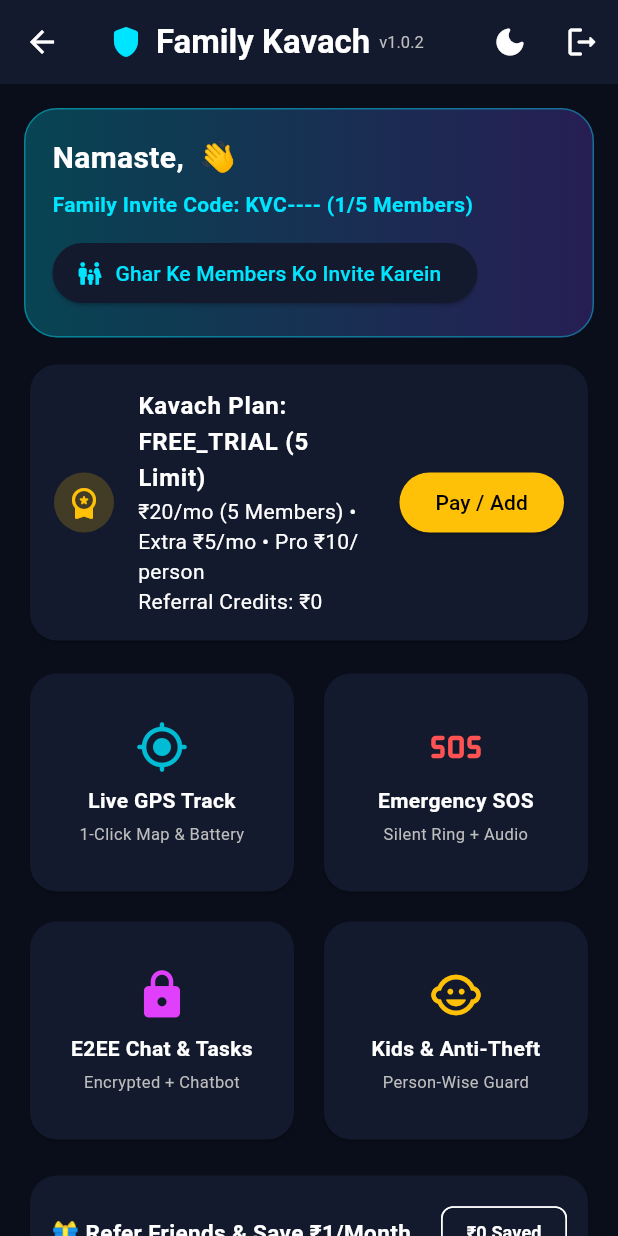
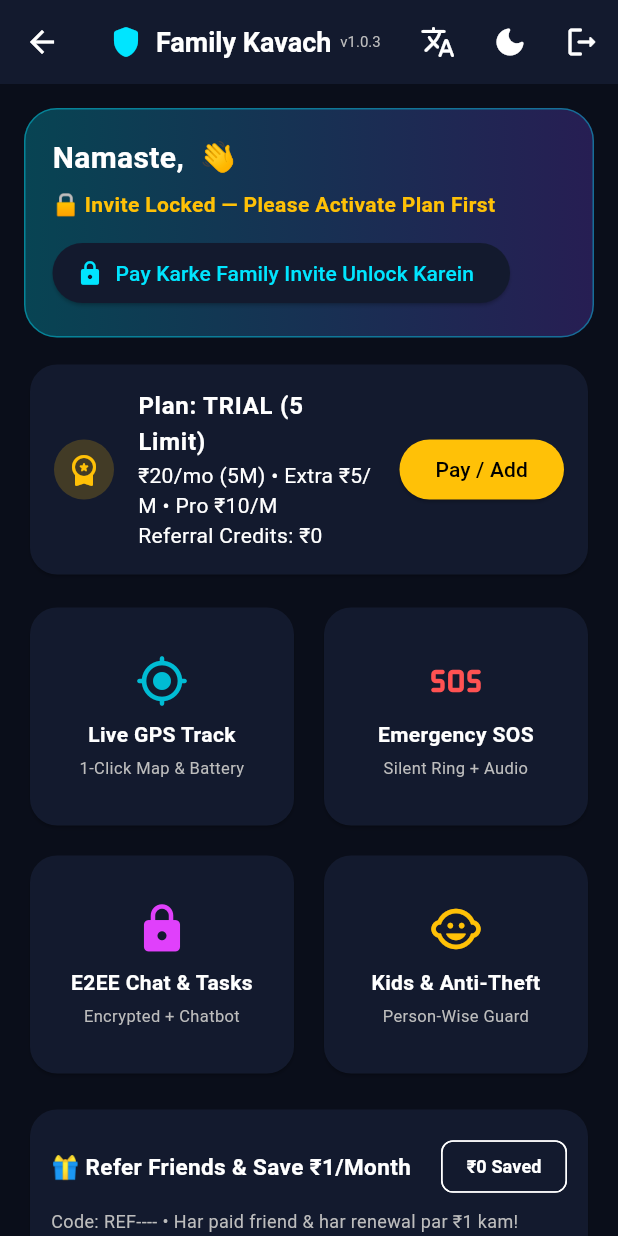
Before and after one commit to eyeqom-blip/kavach-app, a Flutter app: the DashboardScreen screen opened directly with empty values, on a phone screen of 412 x 824 dp. Run offline on Flutter 3.47's test engine with Material 3 defaults, Android fonts, the phone set to English and light mode, and no system bars; our stand-ins replace audioplayers, battery_plus, camera, device_info_plus, flutter_map, geolocator and 5 more; missing offline and left inert: encrypt; accounts and stored records are empty; network calls fail.

Commit message:
Phase 5 Final: Paid Invite Lock + Shield Icon + Multi-Language + SafeArea

```diff
--- a/lib/main.dart
+++ b/lib/main.dart
@@ -13,7 +13,8 @@ import 'screens/chat_tasks_screen.dart';
 import 'screens/kids_antitheft_screen.dart';
 
 const String BASE_URL = 'https://kavach-backend-8hjz.onrender.com';
-const String APP_VERSION = '1.0.2';
+const String SITE_URL = 'https://eyeqom-blip.github.io/kavach-releases/';
+const String APP_VERSION = '1.0.3';
 
 void main() {
   runApp(const FamilyKavachApp());
@@ -315,10 +316,11 @@ class _DashboardScreenState extends State<DashboardScreen> {
   String _name = '';
   String _inviteCode = '';
   String _referralCode = '';
+  String _lang = 'HG'; // HG = Hinglish, HI = Hindi, EN = English
   int _discountCredits = 0;
   int _maxMembers = 5;
   int _currentMembers = 1;
-  String _planStatus = 'FREE_TRIAL';
+  String _planStatus = 'TRIAL';
   List<dynamic> _referredFriends = [];
   Map<String, dynamic> _config = {};
 
@@ -328,14 +330,27 @@ class _DashboardScreenState extends State<DashboardScreen> {
     _initDashboard();
   }
 
+  String _t(String hg, String hi, String en) {
+    if (_lang == 'HI') return hi;
+    if (_lang == 'EN') return en;
+    return hg;
+  }
+
   Future<void> _initDashboard() async {
     final prefs = await SharedPreferences.getInstance();
     setState(() {
       _name = prefs.getString('user_name') ?? 'Member';
       _inviteCode = prefs.getString('invite_code') ?? 'KVC----';
       _referralCode = prefs.getString('referral_code') ?? 'REF----';
+      _lang = prefs.getString('app_lang') ?? 'HG';
     });
     _fetchConfigAndStatus();
+  }
+
+  Future<void> _setLang(String lang) async {
+    final prefs = await SharedPreferences.getInstance();
+    await prefs.setString('app_lang', lang);
+    setState(() => _lang = lang);
   }
 
   bool _isNewerVersion(String latest, String current) {
@@ -433,35 +448,58 @@ class _DashboardScreenState extends State<DashboardScreen> {
         title: const Row(children: [Icon(Icons.campaign_rounded, color: Colors.amber), SizedBox(width: 8), Text('Kavach Update')]),
         content: Text(announcement),
         actions: [
-          TextButton(
-            onPressed: () {
-              Navigator.pop(ctx);
-              _shareAppToFriends();
-            },
-            child: const Text('Refer & Earn ₹1'),
-          ),
+          TextButton(onPressed: () { Navigator.pop(ctx); _shareAppToFriends(); }, child: const Text('Refer & Earn ₹1')),
           ElevatedButton(onPressed: () => Navigator.pop(ctx), child: const Text('OK')),
         ],
       ),
     );
   }
 
+  // PAID-ONLY FAMILY INVITE LOCK!
   void _shareWithFamily() {
-    final link = _config['update_url'] ?? 'https://github.com/eyeqom-blip/kavach-releases/releases';
+    if (_planStatus != 'ACTIVE') {
+      showDialog(
+        context: context,
+        builder: (ctx) => AlertDialog(
+          shape: RoundedRectangleBorder(borderRadius: BorderRadius.circular(20)),
+          title: const Row(children: [Icon(Icons.lock_rounded, color: Colors.amber), SizedBox(width: 8), Text('Payment Required')]),
+          content: Text(
+            _t(
+              'Ghar ke members ko invite code bhejne se pehle please ₹20/month ya ₹80/6-months ka Kavach Plan pay karke approve karwayein!',
+              'परिवार के सदस्यों को जोड़ने से पहले कृपया ₹20/माह या ₹80/6-माह का कवच प्लान भुगतान करके सक्रिय करें!',
+              'Please pay and activate your Kavach Plan (₹20/mo or ₹80/6mo) before inviting family members.',
+            ),
+          ),
+          actions: [
+            TextButton(onPressed: () => Navigator.pop(ctx), child: const Text('Cancel')),
+            ElevatedButton(
+              style: ElevatedButton.styleFrom(backgroundColor: Colors.amber, foregroundColor: Colors.black),
+              onPressed: () async {
+                Navigator.pop(ctx);
+                await Navigator.push(context, MaterialPageRoute(builder: (_) => PaymentScreen(baseUrl: BASE_URL, config: _config, discountCredits: _discountCredits)));
+                _fetchConfigAndStatus();
+              },
+              child: const Text('Pay Now 💳'),
+            ),
+          ],
+        ),
+      );
+      return;
+    }
+
     Share.share(
       '🛡️ Ghar ke sabhi log *Family Kavach* install karein aur hamare family circle se judein!\n\n'
       '🔑 Mera Family Invite Code: *$_inviteCode*\n'
-      '📲 App Download: $link',
+      '📲 App Download Website: $SITE_URL',
     );
   }
 
   void _shareAppToFriends() {
-    final link = _config['update_url'] ?? 'https://github.com/eyeqom-blip/kavach-releases/releases';
     Share.share(
       '🛡️ Apne parivar ki 24x7 safety ke liye *Family Kavach* try karein!\n'
       'Live GPS, Silent-Breaking SOS, aur Kids Guard sirf ₹20/mo (5 Members) me.\n\n'
       '🎁 Signup karte waqt mera Referral Code daalein: *$_referralCode*\n'
-      '📲 Download Link:\n$link',
+      '📲 Download Website:\n$SITE_URL',
     );
   }
 
@@ -488,9 +526,7 @@ class _DashboardScreenState extends State<DashboardScreen> {
                           ? null
                           : IconButton(
                               icon: const Icon(Icons.notifications_active_rounded, color: Colors.amber),
-                              onPressed: () => Share.share(
-                                'Namaste ${f['name']}! 🛡️ Apni family ki safety ke liye *Family Kavach* plan activate/renew kar lein (sirf ₹20/month)!',
-                              ),
+                              onPressed: () => Share.share('Namaste ${f['name']}! 🛡️ Apni family ki safety ke liye *Family Kavach* plan activate/renew kar lein (sirf ₹20/month)!'),
                             ),
                     );
                   },
@@ -507,18 +543,28 @@ class _DashboardScreenState extends State<DashboardScreen> {
   @override
   Widget build(BuildContext context) {
     final cs = Theme.of(context).colorScheme;
+    final isPaid = _planStatus == 'ACTIVE';
     return Scaffold(
       appBar: AppBar(
         title: Row(
           children: [
             Icon(Icons.shield_rounded, color: cs.primary),
             const SizedBox(width: 8),
-            const Text('Family Kavach', style: TextStyle(fontWeight: FontWeight.bold)),
+            Text(_t('Family Kavach', 'परिवार कवच', 'Family Kavach'), style: const TextStyle(fontWeight: FontWeight.bold, fontSize: 18)),
             const SizedBox(width: 6),
-            Text('v$APP_VERSION', style: TextStyle(fontSize: 11, color: Colors.grey.shade400)),
+            Text('v$APP_VERSION', style: TextStyle(fontSize: 10, color: Colors.grey.shade400)),
           ],
         ),
         actions: [
+          PopupMenuButton<String>(
+            icon: const Icon(Icons.translate_rounded),
+            onSelected: _setLang,
+            itemBuilder: (_) => const [
+              PopupMenuItem(value: 'HG', child: Text('Hinglish')),
+              PopupMenuItem(value: 'HI', child: Text('हिंदी (Hindi)')),
+              PopupMenuItem(value: 'EN', child: Text('English')),
+            ],
+          ),
           IconButton(icon: Icon(widget.isDark ? Icons.light_mode_rounded : Icons.dark_mode_rounded), onPressed: widget.onToggleTheme),
           IconButton(icon: const Icon(Icons.logout_rounded), onPressed: widget.onLogout),
         ],
@@ -538,15 +584,21 @@ class _DashboardScreenState extends State<DashboardScreen> {
               child: Column(
                 crossAxisAlignment: CrossAxisAlignment.start,
                 children: [
-                  Text('Namaste, $_name 👋', style: const TextStyle(fontSize: 20, fontWeight: FontWeight.bold)),
+                  Text('${_t("Namaste", "नमस्ते", "Hello")}, $_name 👋', style: const TextStyle(fontSize: 20, fontWeight: FontWeight.bold)),
                   const SizedBox(height: 6),
-                  Text('Family Invite Code: $_inviteCode ($_currentMembers/$_maxMembers Members)',
-                      style: TextStyle(color: cs.primary, fontWeight: FontWeight.w600)),
+                  Text(
+                    isPaid ? 'Family Code: $_inviteCode ($_currentMembers/$_maxMembers Members)' : '🔒 Invite Locked — Please Activate Plan First',
+                    style: TextStyle(color: isPaid ? cs.primary : Colors.amber, fontWeight: FontWeight.w600),
+                  ),
                   const SizedBox(height: 12),
                   ElevatedButton.icon(
                     onPressed: _shareWithFamily,
-                    icon: const Icon(Icons.family_restroom_rounded),
-                    label: const Text('Ghar Ke Members Ko Invite Karein'),
+                    icon: Icon(isPaid ? Icons.family_restroom_rounded : Icons.lock_rounded),
+                    label: Text(_t(
+                      isPaid ? 'Ghar Ke Members Ko Invite Karein' : 'Pay Karke Family Invite Unlock Karein',
+                      isPaid ? 'परिवार के सदस्यों को जोड़ें' : 'भुगतान करके इनवाइट अनलॉक करें',
+                      isPaid ? 'Invite Family Members' : 'Unlock Family Invite (Pay)',
+                    )),
                   ),
                 ],
               ),
@@ -557,15 +609,12 @@ class _DashboardScreenState extends State<DashboardScreen> {
               child: ListTile(
                 contentPadding: const EdgeInsets.symmetric(horizontal: 16, vertical: 8),
                 leading: CircleAvatar(backgroundColor: Colors.amber.withOpacity(0.2), child: const Icon(Icons.workspace_premium_rounded, color: Colors.amber)),
-                title: Text('Kavach Plan: $_planStatus ($_maxMembers Limit)', style: const TextStyle(fontWeight: FontWeight.bold)),
-                subtitle: Text('₹20/mo (5 Members) • Extra ₹5/mo • Pro ₹10/person\nReferral Credits: ₹$_discountCredits'),
+                title: Text('Plan: $_planStatus ($_maxMembers Limit)', style: const TextStyle(fontWeight: FontWeight.bold)),
+                subtitle: Text('₹20/mo (5M) • Extra ₹5/M • Pro ₹10/M\nReferral Credits: ₹$_discountCredits'),
                 trailing: ElevatedButton(
                   style: ElevatedButton.styleFrom(backgroundColor: Colors.amber, foregroundColor: Colors.black),
                   onPressed: () async {
-                    await Navigator.push(
-                      context,
-                      MaterialPageRoute(builder: (_) => PaymentScreen(baseUrl: BASE_URL, config: _config, discountCredits: _discountCredits)),
-                    );
+                    await Navigator.push(context, MaterialPageRoute(builder: (_) => PaymentScreen(baseUrl: BASE_URL, config: _config, discountCredits: _discountCredits)));
                     _fetchConfigAndStatus();
                   },
                   child: const Text('Pay / Add'),
@@ -581,13 +630,13 @@ class _DashboardScreenState extends State<DashboardScreen> {
               crossAxisSpacing: 12,
               childAspectRatio: 1.2,
               children: [
-                _featureCard(Icons.my_location_rounded, 'Live GPS Track', '1-Click Map & Battery', Colors.cyan,
+                _featureCard(Icons.my_location_rounded, _t('Live GPS Track', 'लाइव जीपीएस मैप', 'Live GPS Map'), '1-Click Map & Battery', Colors.cyan,
                     () => Navigator.push(context, MaterialPageRoute(builder: (_) => const MapSosScreen(baseUrl: BASE_URL)))),
-                _featureCard(Icons.sos_rounded, 'Emergency SOS', 'Silent Ring + Audio', Colors.redAccent,
+                _featureCard(Icons.sos_rounded, _t('Emergency SOS', 'आपातकालीन SOS', 'Emergency SOS'), 'Silent Ring + Audio', Colors.redAccent,
                     () => Navigator.push(context, MaterialPageRoute(builder: (_) => const MapSosScreen(baseUrl: BASE_URL, openSosTab: true)))),
-                _featureCard(Icons.lock_rounded, 'E2EE Chat & Tasks', 'Encrypted + Chatbot', Colors.purpleAccent,
+                _featureCard(Icons.lock_rounded, _t('E2EE Chat & Tasks', 'सुरक्षित चैट व कार्य', 'Encrypted Chat'), 'Encrypted + Chatbot', Colors.purpleAccent,
                     () => Navigator.push(context, MaterialPageRoute(builder: (_) => const ChatTasksScreen(baseUrl: BASE_URL)))),
-                _featureCard(Icons.child_care_rounded, 'Kids & Anti-Theft', 'Person-Wise Guard', Colors.amber,
+                _featureCard(Icons.child_care_rounded, _t('Kids & Anti-Theft', 'बच्चों व फोन सुरक्षा', 'Kids & Anti-Theft'), 'Person-Wise Guard', Colors.amber,
                     () => Navigator.push(context, MaterialPageRoute(builder: (_) => const KidsAntiTheftScreen(baseUrl: BASE_URL)))),
               ],
             ),
@@ -611,11 +660,9 @@ class _DashboardScreenState extends State<DashboardScreen> {
                     const SizedBox(height: 10),
                     Row(
                       children: [
-                        Expanded(child: OutlinedButton(onPressed: _showReferralsDialog, child: Text('Friends List (${_referredFriends.length})'))),
+                        Expanded(child: OutlinedButton(onPressed: _showReferralsDialog, child: Text('Friends (${_referredFriends.length})'))),
                         const SizedBox(width: 10),
-                        Expanded(
-                          child: ElevatedButton.icon(onPressed: _shareAppToFriends, icon: const Icon(Icons.share_rounded, size: 18), label: const Text('Refer App')),
-                        ),
+                        Expanded(child: ElevatedButton.icon(onPressed: _shareAppToFriends, icon: const Icon(Icons.share_rounded, size: 18), label: const Text('Refer App'))),
                       ],
                     ),
                   ],
--- a/lib/screens/chat_tasks_screen.dart
+++ b/lib/screens/chat_tasks_screen.dart
@@ -246,7 +246,9 @@ class _ChatTasksScreenState extends State<ChatTasksScreen> with SingleTickerProv
                   },
                 ),
               ),
-              Padding(
+              SafeArea(
+                top: false,
+                child: Padding(
                   padding: const EdgeInsets.all(10),
                   child: Row(
                     children: [
@@ -259,6 +261,7 @@ class _ChatTasksScreenState extends State<ChatTasksScreen> with SingleTickerProv
                       const SizedBox(width: 8),
                       IconButton.filled(onPressed: _sendMessage, icon: const Icon(Icons.send_rounded)),
                     ],
+                  ),
                 ),
               ),
             ],
```
Also changed, not shown: 1 other file. Lines whose indentation alone changed are shown as unchanged.
